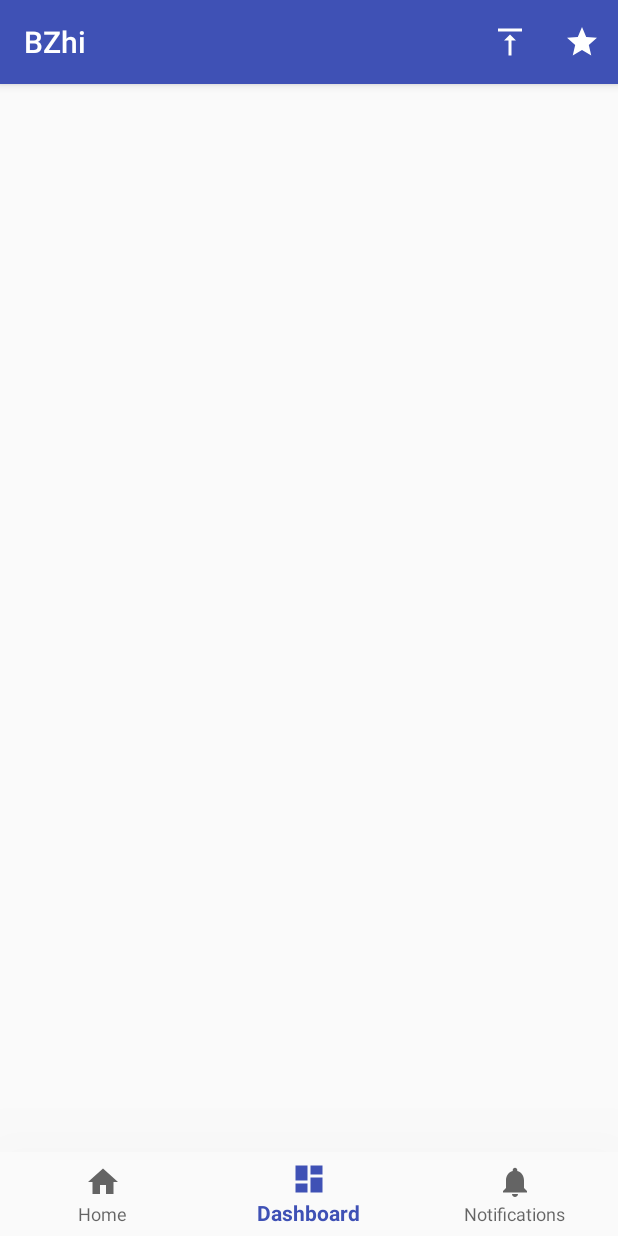
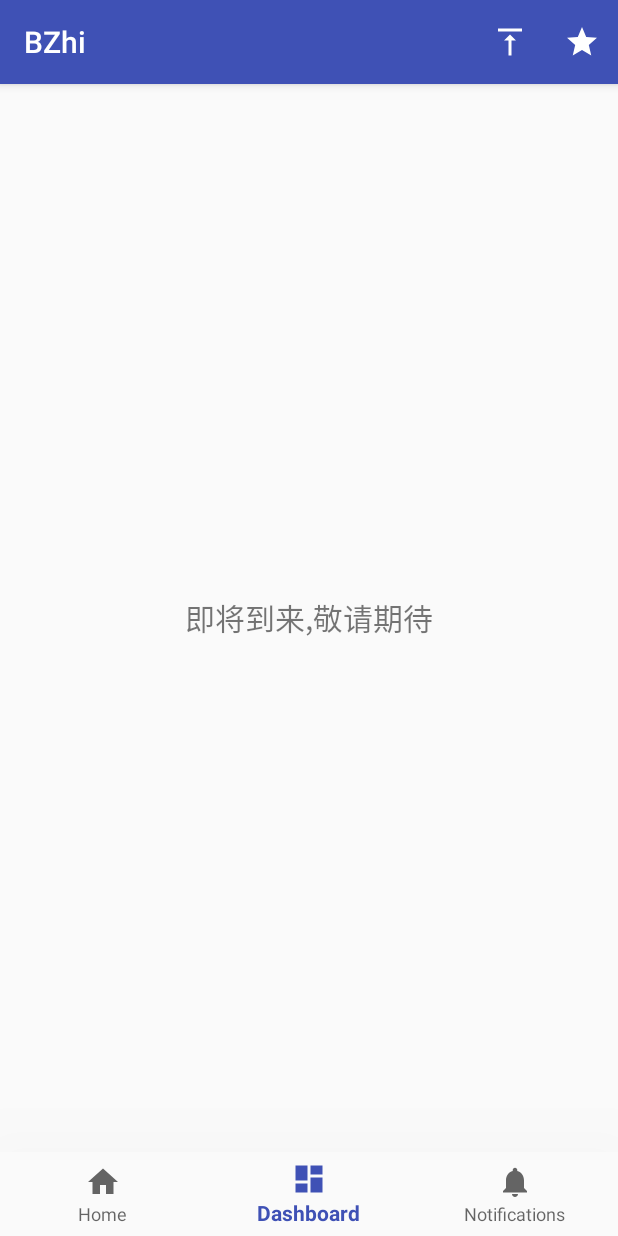
Before and after one commit to xqbpl09kk/MyApplication, an Android app: the screen it shows after launch (MainActivity), item 2 of the bottom bar chosen, on a phone screen of 412 x 824 dp. Run offline under Robolectric (Android 15) with nearby library versions, the phone set to English and light mode, and no system bars; 1 statement that could not run was skipped.

Commit message:
完善第一版本

```diff
--- a/app/src/main/AndroidManifest.xml
+++ b/app/src/main/AndroidManifest.xml
@@ -14,6 +14,7 @@
         android:theme="@style/AppTheme">
         <activity
             android:name=".main.MainActivity"
+            android:screenOrientation="portrait"
             android:label="@string/app_name">
             <intent-filter>
                 <action android:name="android.intent.action.MAIN" />
@@ -23,6 +24,7 @@
         </activity>
 
         <activity android:name=".ShareActivity"
+            android:screenOrientation="portrait"
             android:theme="@style/TransparentTheme">
 
         </activity>
--- a/app/src/main/java/fast/information/ShareActivity.kt
+++ b/app/src/main/java/fast/information/ShareActivity.kt
@@ -37,14 +37,11 @@ class ShareActivity :Activity() {
         val shareIntent = Intent()
         shareIntent.action = Intent.ACTION_SEND
         shareIntent.putExtra(Intent.EXTRA_STREAM, imageUri)
-        shareIntent.putExtra(MediaStore.EXTRA_OUTPUT, imageUri);
+        shareIntent.putExtra(MediaStore.EXTRA_OUTPUT, imageUri)
         shareIntent.type = "image/*"
         startActivity(Intent.createChooser(shareIntent, "分享到"))
     }
 
-    /**
-     *
-     */
     private fun makeImageFile() : Uri {
         clearTmpFile()
         content.buildDrawingCache()
@@ -61,5 +58,4 @@ class ShareActivity :Activity() {
         }
     }
 
-
 }
--- a/app/src/main/java/fast/information/main/FragmentTwo.kt
+++ b/app/src/main/java/fast/information/main/FragmentTwo.kt
@@ -2,6 +2,10 @@ package fast.information.main
 
 import android.os.Bundle
 import android.support.v4.app.Fragment
+import android.view.LayoutInflater
+import android.view.View
+import android.view.ViewGroup
+import fast.information.R
 
 /**
  * Created by xiaqibo on 2018/3/1.
@@ -18,4 +22,9 @@ class FragmentTwo : Fragment() {
 
     }
 
+    override fun onCreateView(inflater: LayoutInflater?, container: ViewGroup?, savedInstanceState: Bundle?): View? {
+        val contentView :View = (inflater?:LayoutInflater.from(context)).inflate(R.layout.fragment_empty ,container , false )
+        return contentView
+    }
+
 }
--- a/app/src/main/java/fast/information/main/MainActivity.kt
+++ b/app/src/main/java/fast/information/main/MainActivity.kt
@@ -1,11 +1,13 @@
 package fast.information.main
 
+import android.annotation.SuppressLint
 import android.os.Bundle
 import android.support.design.widget.BottomNavigationView
 import android.support.v4.app.Fragment
 import android.support.v4.app.FragmentManager
 import android.support.v4.content.ContextCompat
 import android.support.v7.app.AppCompatActivity
+import android.util.Log
 import android.view.Menu
 import android.view.MenuItem
 import fast.information.R
@@ -15,12 +17,12 @@ class MainActivity : AppCompatActivity() {
 
     private val fragmentManager  : FragmentManager = supportFragmentManager
     private val fragmentList: ArrayList<Fragment> = ArrayList()
-    private lateinit var fragmentOne  : FragmentOne
-    private lateinit var fragmentTwo : FragmentTwo
-    private lateinit var fragmentThree  : FragmentThree
+    private var fragmentOne  : FragmentOne ? = null
+    private var fragmentTwo : FragmentTwo ?= null
+    private var fragmentThree  : FragmentThree ?= null
     private var currentFragment : Fragment  ?= null
     private var isStarChecked :Boolean = false
-
+    private val bottomMenu : IntArray = intArrayOf(R.id.navigation_home  , R.id.navigation_dashboard , R.id.navigation_notifications)
     private val mOnNavigationItemSelectedListener = BottomNavigationView.OnNavigationItemSelectedListener { item ->
         when (item.itemId) {
             R.id.navigation_home -> {
@@ -41,6 +43,7 @@ class MainActivity : AppCompatActivity() {
 
     override fun onCreate(savedInstanceState: Bundle?) {
         super.onCreate(savedInstanceState)
+        Log.e("tag", "onCreate")
         setContentView(R.layout.activity_main)
         navigation.setOnNavigationItemSelectedListener(mOnNavigationItemSelectedListener)
         initFragments()
@@ -54,7 +57,7 @@ class MainActivity : AppCompatActivity() {
     override fun onOptionsItemSelected(item: MenuItem?): Boolean {
         if(item?.itemId ?: 0 == R.id.scroll){
             if(currentFragment == fragmentOne){
-                fragmentOne.scrollToTop()
+                fragmentOne?.scrollToTop()
             }
         }else if(item?.itemId ?: 0 == R.id.star){
             switchPage(0)
@@ -64,25 +67,40 @@ class MainActivity : AppCompatActivity() {
                 setTitle(R.string.star)
             }else{
                 item?.icon = ContextCompat.getDrawable(this , R.drawable.ic_star_black_24dp)
-                setTitle(R.string.app_name)
+                setTitle(R.string.fast_information)
             }
-            fragmentOne.switchContent()
+            fragmentOne?.switchContent()
         }
         return super.onOptionsItemSelected(item)
     }
 
+    @SuppressLint("MissingSuperCall")
+    override fun onSaveInstanceState(outState: Bundle?) {
+        outState!!.putInt("position", fragmentList.indexOf(currentFragment))
+        Log.e("tag", "onSaveInstanceState")
+    }
+
+    override fun onRestoreInstanceState(savedInstanceState: Bundle) {
+        Log.e("tag", "onRestoreInstanceState")
+        val position = savedInstanceState.getInt("position")
+        switchPage(position)
+        navigation.selectedItemId = bottomMenu[position]
+        super.onRestoreInstanceState(savedInstanceState)
+    }
+
     private fun initFragments(){
+
         val bundle1 = Bundle()
         fragmentOne = FragmentOne.createInstance(bundle1)
-        fragmentList.add(fragmentOne)
+        fragmentList.add(fragmentOne!!)
 
         val bundle2 = Bundle()
         fragmentTwo = FragmentTwo.createInstance(bundle2)
-        fragmentList.add(fragmentTwo)
+        fragmentList.add(fragmentTwo !!)
 
         val bundle3 = Bundle()
         fragmentThree = FragmentThree.createInstance(bundle3)
-        fragmentList.add(fragmentThree)
+        fragmentList.add(fragmentThree!!)
 
         switchPage(0)
     }
@@ -90,9 +108,9 @@ class MainActivity : AppCompatActivity() {
     private fun switchPage(pageIndex : Int){
         assert(pageIndex < 3)
         val ft = fragmentManager.beginTransaction()
-        if(currentFragment == null ){
+        currentFragment = if(currentFragment == null ){
             ft.add(R.id.main_fragment_container ,fragmentOne)
-            currentFragment = fragmentOne
+            fragmentOne
         }else{
             ft.hide(currentFragment)
             val targetFragment : Fragment = fragmentList[pageIndex]
@@ -101,6 +119,7 @@ class MainActivity : AppCompatActivity() {
             }else{
                 ft.add(R.id.main_fragment_container , targetFragment)
             }
+            targetFragment
         }
         ft.commit()
     }
--- a/app/src/main/java/fast/information/main/data/HomeAdapter.kt
+++ b/app/src/main/java/fast/information/main/data/HomeAdapter.kt
@@ -19,8 +19,6 @@ import fast.information.ShareActivity
  */
 class HomeAdapter (private val context:Context) :
         RecyclerView.Adapter<RecyclerView.ViewHolder>(){
-
-
 
     private val data : ArrayList<MessageItem> = ArrayList()
     private val staredId : ArrayList<Int> = ArrayList()
@@ -73,7 +71,6 @@ class HomeAdapter (private val context:Context) :
         })
     }
 
-
     fun update(items : ArrayList<MessageItem>){
         if(showData == data){
             data.clear()
@@ -101,7 +98,6 @@ class HomeAdapter (private val context:Context) :
         notifyDataSetChanged()
     }
 
-
     private fun removeStar(messageItem : MessageItem){
         for(message in stared){
             if(messageItem.content.hashCode()
@@ -125,5 +121,4 @@ class HomeAdapter (private val context:Context) :
         return showData == stared
     }
 
-
 }
--- a/app/src/main/java/fast/information/network/ResultBundle.kt
+++ b/app/src/main/java/fast/information/network/ResultBundle.kt
@@ -5,7 +5,6 @@ package fast.information.network
  */
 class ResultBundle <T>{
 
-
     var version :String ?= null
     var time : String ?= null
     var t:T ?= null
--- a/app/src/main/java/fast/information/network/ResultCallback.kt
+++ b/app/src/main/java/fast/information/network/ResultCallback.kt
@@ -7,4 +7,5 @@ interface ResultCallback <in T >{
 
     fun onSuccess(t: T ?)
     fun onFailure(message : String , errorCode : Int )
+
 }
--- a/app/src/main/java/fast/information/network/ResultListBundle.kt
+++ b/app/src/main/java/fast/information/network/ResultListBundle.kt
@@ -11,5 +11,4 @@ class ResultListBundle <T>{
     var next_cursor :Int = 0
     var items :ArrayList<T> ?= null
 
-
 }
--- a/app/src/main/java/fast/information/network/RetrofitHelper.kt
+++ b/app/src/main/java/fast/information/network/RetrofitHelper.kt
@@ -15,14 +15,12 @@ public class RetrofitHelper private constructor(){
 
     private val baseUrl: String = "http://btcapi.yaopic.com/"
     private val tag  : String = "RetrofitHelper"
-
     private val retrofit: Retrofit = Retrofit.Builder()
             .baseUrl(baseUrl)
             .addConverterFactory(GsonConverterFactory.create(
                     GsonBuilder()
                             .setDateFormat("yyyy-MM-dd hh:mm:ss")
-                            .create()
-            ))
+                            .create()))
             .build()
 
     private val service: ZhiService = retrofit.create(ZhiService::class.java)
--- /dev/null
+++ b/app/src/main/res/layout/fragment_empty.xml
@@ -0,0 +1,13 @@
+<?xml version="1.0" encoding="utf-8"?>
+<FrameLayout
+    xmlns:android="http://schemas.android.com/apk/res/android"
+    android:layout_width="match_parent"
+    android:layout_height="match_parent">
+
+    <TextView
+        android:layout_width="wrap_content"
+        android:layout_height="wrap_content"
+        android:layout_gravity="center"
+        android:textSize="20sp"
+        android:text="即将到来,敬请期待" />
+</FrameLayout>
--- a/app/src/main/res/values/strings.xml
+++ b/app/src/main/res/values/strings.xml
@@ -5,4 +5,5 @@
     <string name="title_notifications">Notifications</string>
     <string name="top">Top</string>
     <string name="star">收藏</string>
+    <string name="fast_information">快讯</string>
 </resources>
--- a/app/src/main/res/values/styles.xml
+++ b/app/src/main/res/values/styles.xml
@@ -6,6 +6,7 @@
         <item name="colorPrimary">@color/colorPrimary</item>
         <item name="colorPrimaryDark">@color/colorPrimaryDark</item>
         <item name="colorAccent">@color/colorAccent</item>
+
     </style>
 
     <style name="TransparentTheme" parent = "Theme.AppCompat.Dialog" >
```
Also changed, not shown: app/src/main/java/fast/information/main/FragmentOne.kt (+0 -8 lines), app/src/main/java/fast/information/main/FragmentThree.kt (+8 -0 lines).
